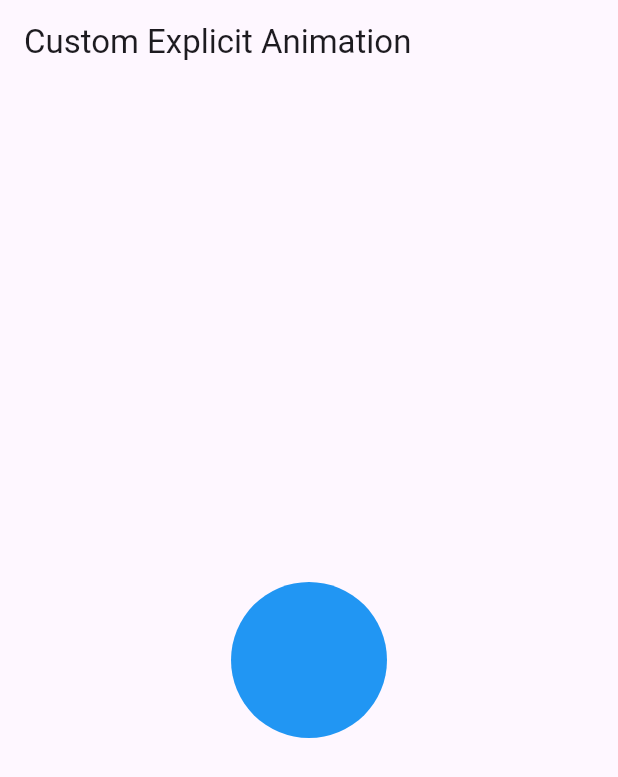
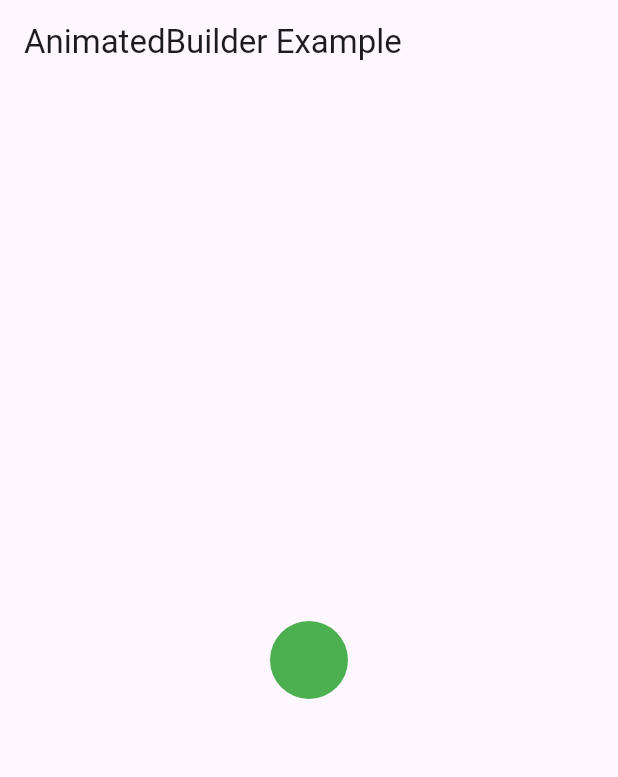
Before and after one commit to Galihasmarandaru/animations-flutter, a Flutter app: the screen it shows after launch, on a phone screen of 412 x 824 dp. Shown: the top 777 px of the screen. Run offline on Flutter 3.47's test engine with Material 3 defaults, Android fonts, the phone set to English and light mode, and no system bars.

```diff
--- /dev/null
+++ b/lib/features/code_based_animation/explicit_animation/custom_animation/explicit_animation_builder.dart
@@ -0,0 +1,55 @@
+import 'package:flutter/material.dart';
+
+class ExplicitAnimationBuilder extends StatefulWidget {
+  const ExplicitAnimationBuilder({super.key});
+
+  @override
+  State<StatefulWidget> createState() => _ExplicitAnimationBuilderState();
+}
+
+class _ExplicitAnimationBuilderState extends State<ExplicitAnimationBuilder>
+    with SingleTickerProviderStateMixin {
+  late AnimationController _controller;
+  late Animation<double> _sizeAnimation;
+
+  @override
+  void initState() {
+    super.initState();
+    _controller = AnimationController(
+      duration: const Duration(seconds: 2),
+      vsync: this,
+    )..repeat(reverse: true);
+
+    _sizeAnimation = Tween<double>(begin: 50, end: 150).animate(
+      CurvedAnimation(parent: _controller, curve: Curves.easeInOut),
+    );
+  }
+
+  @override
+  void dispose() {
+    _controller.dispose();
+    super.dispose();
+  }
+
+  @override
+  Widget build(BuildContext context) {
+    return Scaffold(
+      appBar: AppBar(title: const Text("AnimatedBuilder Example")),
+      body: Center(
+        child: AnimatedBuilder(
+          animation: _sizeAnimation,
+          builder: (context, child) {
+            return Container(
+              width: _sizeAnimation.value,
+              height: _sizeAnimation.value,
+              decoration: const BoxDecoration(
+                color: Colors.green,
+                shape: BoxShape.circle,
+              ),
+            );
+          },
+        ),
+      ),
+    );
+  }
+}
--- a/lib/main.dart
+++ b/lib/main.dart
@@ -1,6 +1,8 @@
 import 'package:animations_demo/features/code_based_animation/code_based_animation.dart';
 import 'package:animations_demo/features/code_based_animation/explicit_animation/built_in_explicit_animation.dart';
-import 'package:animations_demo/features/code_based_animation/explicit_animation/custom_explicit_animation.dart';
+import 'package:animations_demo/features/code_based_animation/explicit_animation/custom_animation/custom_explicit_animation.dart';
+import 'package:animations_demo/features/code_based_animation/explicit_animation/custom_animation/explicit_animation_builder.dart';
+import 'package:animations_demo/features/code_based_animation/explicit_animation/custom_animation/explicit_animation_widget.dart';
 import 'package:animations_demo/features/code_based_animation/explicit_animation/explicit_animation.dart';
 import 'package:animations_demo/features/code_based_animation/implicit_animation/built_in_implicit_animation.dart';
 import 'package:animations_demo/features/code_based_animation/implicit_animation/implicit_animation.dart';
@@ -38,7 +40,9 @@ class MyApp extends StatelessWidget {
       // --- Explicit Animation ---
       // home: BuiltInExplicitAnimation(),
       // home: ExplicitAnimation(),
-      home: CustomExplicitAnimation(),
+      // home: CustomExplicitAnimation(),
+      // home: ExplicitAnimationWidget(),
+      home: ExplicitAnimationBuilder(),
     );
   }
 }
```
Also changed, not shown: lib/features/code_based_animation/explicit_animation/custom_animation/explicit_animation_widget.dart (added, +61 -0 lines), lib/features/code_based_animation/explicit_animation/custom_animation/custom_explicit_animation.dart (renamed from lib/features/code_based_animation/explicit_animation/custom_explicit_animation.dart).
